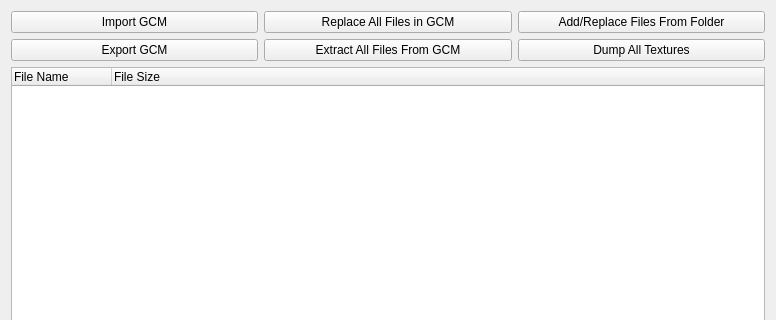
The window that gcft_ui/gcm_tab.ui (LagoLunatic/GCFT) describes before a commit, drawn with Qt 5; both pictures show x 0 to 776 and y 0 to 320 of the 776 by 515 pixel window.
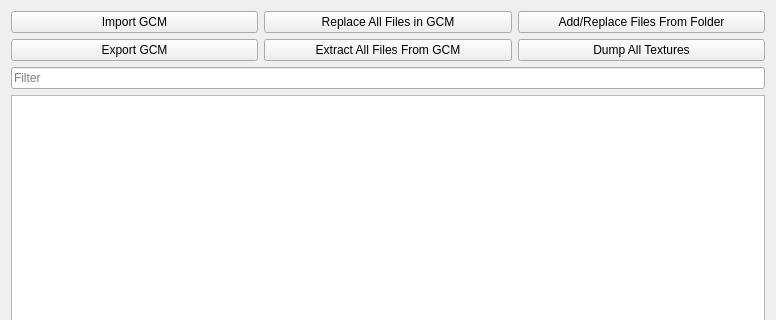
The same window after the commit.

Commit message: Refactor GCM tab to use model/view architecture, add file filtering

```diff
--- a/gcft_ui/gcm_tab.ui
+++ b/gcft_ui/gcm_tab.ui
@@ -65,19 +65,15 @@
     </layout>
    </item>
    <item>
-    <widget class="QTreeWidget" name="gcm_files_tree">
-     <column>
-      <property name="text">
-       <string>File Name</string>
-      </property>
-     </column>
-     <column>
-      <property name="text">
-       <string>File Size</string>
-      </property>
-     </column>
+    <widget class="QLineEdit" name="filter">
+     <property name="placeholderText">
+      <string>Filter</string>
+     </property>
     </widget>
    </item>
+   <item>
+    <widget class="QTreeView" name="gcm_files_tree"/>
+   </item>
   </layout>
   <action name="actionReplaceGCMFile">
    <property name="text">
```
The commit also changes 8 other files.
